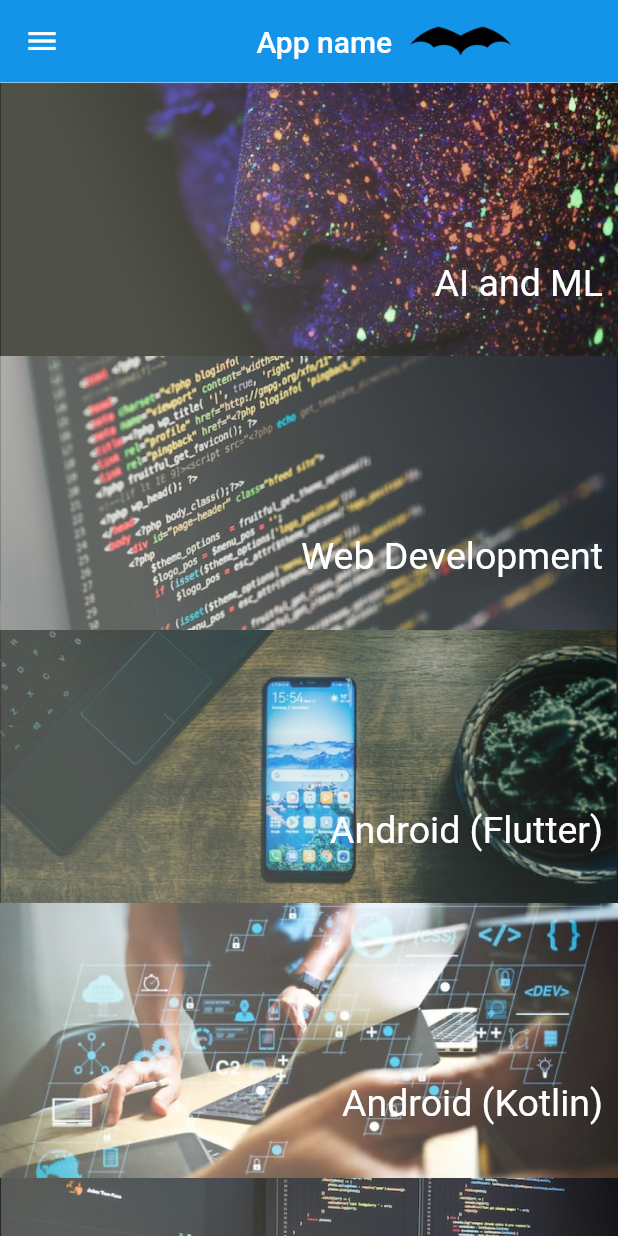
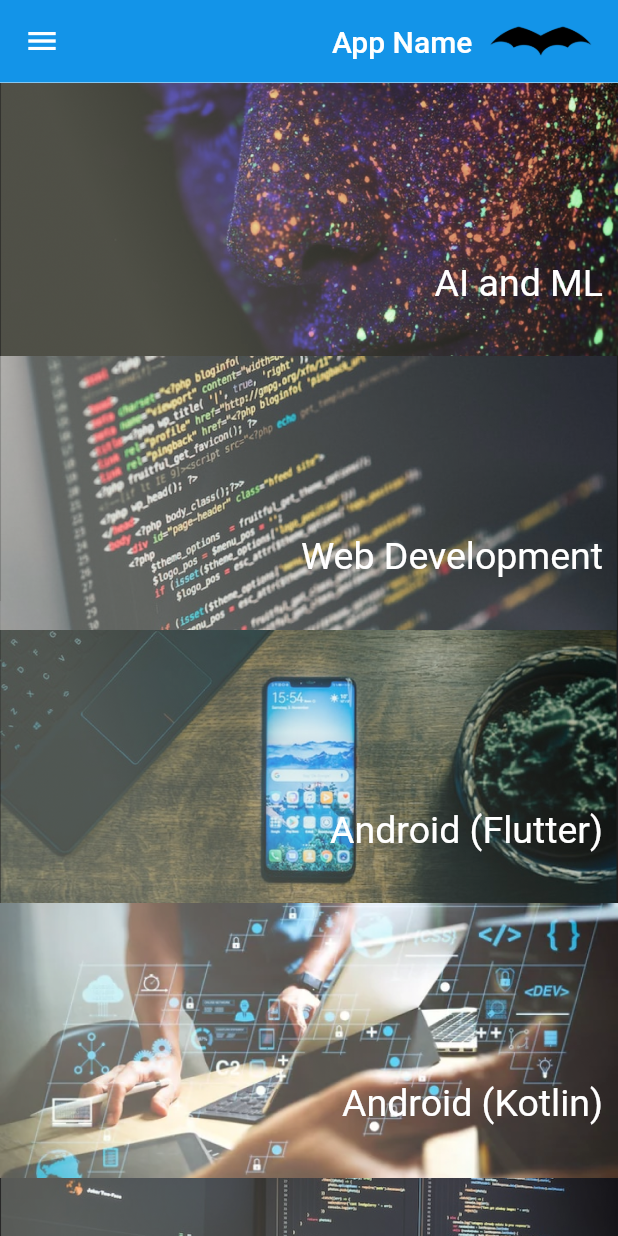
Before and after one commit to Yashrajdps13/crud, a Flutter app: the screen it shows after launch, on a phone screen of 412 x 824 dp. Run offline on Flutter 3.47's test engine with Material 2 defaults, Android fonts, the phone set to English and light mode, and no system bars; our stand-ins replace cached_network_image, cloud_firestore, firebase_auth, firebase_core, firebase_storage, image_picker; accounts and stored records are empty.

```diff
--- a/lib/pages/AI_ML.dart
+++ b/lib/pages/AI_ML.dart
@@ -16,7 +16,7 @@ class _AI_MLState extends State<AI_ML> {
   @override
   Widget build(BuildContext context) {
     return Scaffold(
-      appBar: MyAppBar(),
+      appBar: MyAppBar(domain: "AI & ML"),
       body: StreamBuilder(
         stream: FirebaseFirestore.instance.collection('Hackslash_ML').snapshots(),
         builder: (context, AsyncSnapshot<QuerySnapshot<Map<String, dynamic>>> snapshot){
--- a/lib/pages/DSA.dart
+++ b/lib/pages/DSA.dart
@@ -15,7 +15,7 @@ class _DSAersState extends State<DSAers> {
   @override
   Widget build(BuildContext context) {
     return Scaffold(
-      appBar: MyAppBar(),
+      appBar: MyAppBar(domain: "DSA"),
       body: StreamBuilder(
         stream: FirebaseFirestore.instance.collection('Hackslash_dsa').snapshots(),
         builder: (context, AsyncSnapshot<QuerySnapshot<Map<String, dynamic>>> snapshot){
--- a/lib/pages/Web_dev.dart
+++ b/lib/pages/Web_dev.dart
@@ -15,7 +15,7 @@ class _Web_developersState extends State<Web_developers> {
   @override
   Widget build(BuildContext context) {
     return Scaffold(
-      appBar: MyAppBar(),
+      appBar: MyAppBar(domain: "Web Development",),
       body: StreamBuilder(
         stream: FirebaseFirestore.instance.collection('Hackslash_Web').snapshots(),
         builder: (context, AsyncSnapshot<QuerySnapshot<Map<String, dynamic>>> snapshot){
@@ -29,7 +29,7 @@ class _Web_developersState extends State<Web_developers> {
               gridDelegate: const SliverGridDelegateWithFixedCrossAxisCount(
                 crossAxisCount: 2,
                 crossAxisSpacing: 5,
-                mainAxisSpacing: 5,
+                mainAxisSpacing: 30,
                 childAspectRatio: 160/200,
               ),
               itemCount: snapshot.data?.docs.length,
--- a/lib/pages/designing.dart
+++ b/lib/pages/designing.dart
@@ -16,7 +16,7 @@ class _DesignersState extends State<Designers> {
   @override
   Widget build(BuildContext context) {
     return Scaffold(
-      appBar: MyAppBar(),
+      appBar: MyAppBar(domain: "Designing"),
       body: StreamBuilder(
         stream: FirebaseFirestore.instance.collection('Hackslash_Design').snapshots(),
         builder: (context, AsyncSnapshot<QuerySnapshot<Map<String, dynamic>>> snapshot){
--- a/lib/pages/flutter.dart
+++ b/lib/pages/flutter.dart
@@ -18,7 +18,7 @@ class _FlutterPageState extends State<FlutterPage> {
   @override
   Widget build(BuildContext context) {
     return Scaffold(
-      appBar: MyAppBar(),
+      appBar: MyAppBar(domain: "Flutter"),
       body: StreamBuilder(
         stream: FirebaseFirestore.instance.collection('Hackslash_flutter').snapshots(),
         builder: (context, AsyncSnapshot<QuerySnapshot<Map<String, dynamic>>> snapshot){
--- a/lib/pages/kotlin.dart
+++ b/lib/pages/kotlin.dart
@@ -16,7 +16,7 @@ class _KotlinPageState extends State<KotlinPage> {
   @override
   Widget build(BuildContext context) {
     return Scaffold(
-      appBar: MyAppBar(),
+      appBar: MyAppBar(domain: "Kotlin",),
       body: StreamBuilder(
         stream: FirebaseFirestore.instance.collection('Hackslash_Kotlin').snapshots(),
         builder: (context, AsyncSnapshot<QuerySnapshot<Map<String, dynamic>>> snapshot){
--- a/lib/pages/landingPage.dart
+++ b/lib/pages/landingPage.dart
@@ -14,7 +14,7 @@ class _Landing_PageState extends State<Landing_Page> {
   @override
   Widget build(BuildContext context) {
     return Scaffold(
-      appBar:MyAppBar(),
+      appBar:MyAppBar(domain: "App Name"),
       body: Padding(
         padding: EdgeInsets.all(0.0),
         child: SingleChildScrollView(
@@ -27,6 +27,7 @@ class _Landing_PageState extends State<Landing_Page> {
               Domain(name:"DSA and Programming",imageURL: "images/dsa.png",renderpage: MyRoutes.DSARoute,),
               Domain(name:"Designing",imageURL: "images/designing.png",renderpage: MyRoutes.DesigningRoute,),
               Domain(name:"Management",imageURL: "images/management.png",renderpage: MyRoutes.ManagementRoute,),
+              SizedBox(height: 40)
             ],
           ),
         ),
--- a/lib/pages/management.dart
+++ b/lib/pages/management.dart
@@ -16,7 +16,7 @@ class _ManagementPageState extends State<ManagementPage> {
   @override
   Widget build(BuildContext context) {
     return Scaffold(
-      appBar: MyAppBar(),
+      appBar: MyAppBar(domain: "Management",),
       body: StreamBuilder(
         stream: FirebaseFirestore.instance.collection('Management').snapshots(),
         builder: (context, AsyncSnapshot<QuerySnapshot<Map<String, dynamic>>> snapshot){
--- a/lib/profile.dart
+++ b/lib/profile.dart
@@ -26,7 +26,7 @@ class Profile_Page extends StatelessWidget {
   Widget build(BuildContext context) {
     String year=y=='2'?'Second':'Third';
     return Scaffold(
-      appBar: MyAppBar(),
+      appBar: MyAppBar(domain: domain),
       backgroundColor: Color(0xffECF9FF),
       body: SingleChildScrollView(
         child: Column(
--- a/lib/widgets/appbar.dart
+++ b/lib/widgets/appbar.dart
@@ -1,26 +1,19 @@
 import "package:flutter/material.dart";
 
-class MyAppBar extends StatefulWidget implements PreferredSizeWidget{
-  const MyAppBar({super.key});
+class MyAppBar extends StatelessWidget implements PreferredSizeWidget{
+  final domain;
+  const MyAppBar({super.key, required this.domain});
 
-  @override
-  State<MyAppBar> createState() => _MyAppBarState();
-
-  @override
-  // TODO: implement preferredSize
-  Size get preferredSize => const Size(double.maxFinite,55);
-}
-
-class _MyAppBarState extends State<MyAppBar> {
   @override
   Widget build(BuildContext context) {
     return AppBar(
       backgroundColor: Color(0xFF1394E8),
       elevation: 0.0,
       title: Row(children: [
-        Padding(padding: EdgeInsets.fromLTRB(99, 0, 0, 0)),
+        //Padding(padding: EdgeInsets.fromLTRB(99, 0, 0, 0)),
+        Spacer(),
         Text(
-          'App name',
+          domain,
           style: TextStyle(color: Colors.white, fontSize: 20),
         ),
         SizedBox(width: 10),
@@ -32,4 +25,8 @@ class _MyAppBarState extends State<MyAppBar> {
       ]),
     );
   }
+
+  @override
+  // TODO: implement preferredSize
+  Size get preferredSize => const Size(double.maxFinite,55);
 }
--- a/pubspec.yaml
+++ b/pubspec.yaml
@@ -44,6 +44,8 @@ dependencies:
   uuid: ^3.0.7
   flutter_social_button: ^1.1.4+1
   url_launcher: ^6.1.11
+  cached_network_image: ^3.2.3
+  flutter_cache_manager: ^3.3.1
 
 dev_dependencies:
   flutter_test:
```
Also changed, not shown: lib/widgets/profile_card.dart (+13 -10 lines), pubspec.lock, 1 other file.
